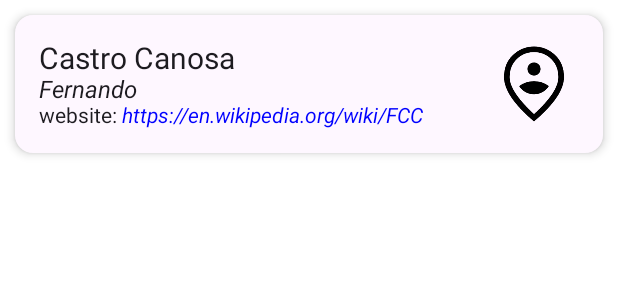
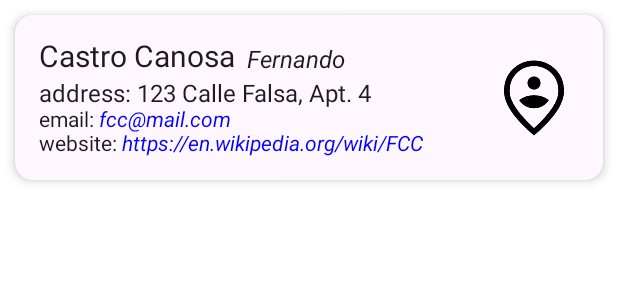
Before and after one commit to fcascan/NewsReaderApp, an Android app built with Jetpack Compose: the @Preview function UserCardPreview, on a phone screen of 412 x 824 dp. Shown: the top 300 px of the screen. Run offline under Robolectric (Android 15) with nearby library versions, the phone set to English and light mode, and no system bars; network calls fail; Roboto replaces fonts that are not available here.

```diff
--- a/app/src/main/java/com/fcascan/newsreaderapp/data/local/dao/UsersDao.kt
+++ b/app/src/main/java/com/fcascan/newsreaderapp/data/local/dao/UsersDao.kt
@@ -12,7 +12,7 @@ interface UsersDao {
     fun getAll(): List<UserLocalEntity>
 
     @Query("SELECT * FROM users_table WHERE id = :id")
-    fun getUserById(id: Long): UserLocalEntity?
+    fun getById(id: Long): UserLocalEntity?
 
     @Insert(onConflict = OnConflictStrategy.REPLACE)
     fun insertList(users: List<UserLocalEntity>)
--- a/app/src/main/java/com/fcascan/newsreaderapp/data/local/entity/UserLocalEntity.kt
+++ b/app/src/main/java/com/fcascan/newsreaderapp/data/local/entity/UserLocalEntity.kt
@@ -2,6 +2,7 @@ package com.fcascan.newsreaderapp.data.local.entity
 
 import androidx.room.Entity
 import androidx.room.PrimaryKey
+import com.fcascan.newsreaderapp.data.network.entity.UserAddress
 import com.fcascan.newsreaderapp.domain.GeoLocationModel
 import com.fcascan.newsreaderapp.domain.UserModel
 import com.google.gson.Gson
@@ -12,6 +13,7 @@ data class UserLocalEntity(
     val id: Long,
     val firstname: String,
     val lastname: String,
+    val address: String,
     val email: String,
     val websiteUrl: String,
     val geoLocation: String
@@ -21,6 +23,7 @@ data class UserLocalEntity(
             id = id,
             firstName = firstname,
             lastName = lastname,
+            address = address,
             email = email,
             websiteUrl = websiteUrl,
             geoLocation = Gson().fromJson(geoLocation, GeoLocationModel::class.java)
--- a/app/src/main/java/com/fcascan/newsreaderapp/data/local/repository/UsersLocalRepository.kt
+++ b/app/src/main/java/com/fcascan/newsreaderapp/data/local/repository/UsersLocalRepository.kt
@@ -4,7 +4,7 @@ import com.fcascan.newsreaderapp.domain.UserModel
 
 interface UsersLocalRepository {
     suspend fun getAll(): List<UserModel>
-    suspend fun getUserById(userId: Long): UserModel?
+    suspend fun getById(userId: Long): UserModel?
     suspend fun insertList(users: List<UserModel>)
     suspend fun deleteAll()
 }
--- a/app/src/main/java/com/fcascan/newsreaderapp/data/local/repository/UsersLocalRepositoryImpl.kt
+++ b/app/src/main/java/com/fcascan/newsreaderapp/data/local/repository/UsersLocalRepositoryImpl.kt
@@ -9,8 +9,8 @@ class UsersLocalRepositoryImpl @Inject constructor(
 ) : UsersLocalRepository {
     override suspend fun getAll(): List<UserModel> = usersDao.getAll().map { it.toUserModel() }
 
-    override suspend fun getUserById(userId: Long): UserModel? {
-        val user = usersDao.getUserById(userId)
+    override suspend fun getById(userId: Long): UserModel? {
+        val user = usersDao.getById(userId)
         return user?.toUserModel()
     }
 
--- a/app/src/main/java/com/fcascan/newsreaderapp/domain/UserModel.kt
+++ b/app/src/main/java/com/fcascan/newsreaderapp/domain/UserModel.kt
@@ -7,6 +7,7 @@ class UserModel(
     val id: Long,
     val firstName: String,
     val lastName: String,
+    val address: String,
     val email: String,
     val websiteUrl: String,
     val geoLocation: GeoLocationModel
@@ -16,6 +17,7 @@ class UserModel(
             id = id,
             firstname = firstName,
             lastname = lastName,
+            address = address,
             email = email,
             websiteUrl = websiteUrl,
             geoLocation = Gson().toJson(geoLocation)
--- a/app/src/main/java/com/fcascan/newsreaderapp/ui/components/UserCard.kt
+++ b/app/src/main/java/com/fcascan/newsreaderapp/ui/components/UserCard.kt
@@ -7,10 +7,12 @@ import androidx.compose.foundation.layout.Arrangement
 import androidx.compose.foundation.layout.Column
 import androidx.compose.foundation.layout.IntrinsicSize
 import androidx.compose.foundation.layout.Row
+import androidx.compose.foundation.layout.Spacer
 import androidx.compose.foundation.layout.fillMaxHeight
 import androidx.compose.foundation.layout.fillMaxWidth
 import androidx.compose.foundation.layout.height
 import androidx.compose.foundation.layout.padding
+import androidx.compose.foundation.layout.width
 import androidx.compose.foundation.shape.RoundedCornerShape
 import androidx.compose.material3.Card
 import androidx.compose.material3.CardDefaults
@@ -37,6 +39,8 @@ import com.fcascan.newsreaderapp.R
 fun UserCard(
     name: String,
     lastName: String,
+    address: String,
+    email: String,
     websiteUrl: String,
     onClick: () -> Unit
 ) {
@@ -67,16 +71,43 @@ fun UserCard(
                     .fillMaxHeight()
                     .weight(0.75f)
             ) {
+                Row(
+                    modifier = Modifier
+                        .fillMaxWidth()
+                        .padding(bottom = 4.dp),
+                    verticalAlignment = Alignment.Bottom
+                ) {
                     Text(
                         maxLines = 1,
                         fontSize = 20.sp,
                         text = lastName
                     )
+                    Spacer(modifier = Modifier.width(8.dp))
                     Text(
                         maxLines = 1,
                         fontSize = 16.sp,
                         fontStyle = FontStyle.Italic,
                         text = name
+                    )
+                }
+                Text(
+                    maxLines = 1,
+                    fontSize = 16.sp,
+                    fontStyle = FontStyle.Normal,
+                    text = "address: $address"
+                )
+                Text(
+                    buildAnnotatedString {
+                        append("email: ")
+                        withLink(
+                            LinkAnnotation.Url(
+                                email,
+                                TextLinkStyles(style = SpanStyle(color = Color.Blue, fontStyle = FontStyle.Italic))
+                            )
+                        ) {
+                            append(email)
+                        }
+                    }
                 )
                 Text(
                     buildAnnotatedString {
@@ -111,6 +142,8 @@ fun UserCardPreview() {
     UserCard(
         name = "Fernando",
         lastName = "Castro Canosa",
+        address = "123 Calle Falsa, Apt. 4",
+        email = "fcc@mail.com",
         websiteUrl = "https://en.wikipedia.org/wiki/FCC",
         onClick = {}
     )
--- a/app/src/main/java/com/fcascan/newsreaderapp/ui/views/UserMapScreen.kt
+++ b/app/src/main/java/com/fcascan/newsreaderapp/ui/views/UserMapScreen.kt
@@ -16,6 +16,7 @@ import androidx.compose.runtime.LaunchedEffect
 import androidx.compose.runtime.collectAsState
 import androidx.compose.ui.Modifier
 import androidx.compose.ui.tooling.preview.Preview
+import androidx.lifecycle.viewmodel.compose.viewModel
 import com.fcascan.newsreaderapp.ui.components.LoadingIndicator
 import com.fcascan.newsreaderapp.ui.viewmodels.UsersMapScreenViewModel
 import com.fcascan.newsreaderapp.use_cases.GetGeoLocationByUserIdUseCase
@@ -103,9 +104,7 @@ fun UserMapScreen(
 fun UserMapScreenPortraitPreview() {
     UserMapScreen(
         userId = 1,
-        viewModel = UsersMapScreenViewModel(
-            GetGeoLocationByUserIdUseCase()
-        ),
+        viewModel = viewModel(),
         navigateBack = {},
     )
 }
--- a/app/src/main/java/com/fcascan/newsreaderapp/ui/views/UsersScreen.kt
+++ b/app/src/main/java/com/fcascan/newsreaderapp/ui/views/UsersScreen.kt
@@ -61,6 +61,8 @@ fun UsersScreen(
                         UserCard(
                             name = item.firstName,
                             lastName = item.lastName,
+                            address = item.address,
+                            email = item.email,
                             websiteUrl = item.websiteUrl,
                             onClick = {
                                 Log.d(TAG, "User clicked -> ${item.id}")
--- a/app/src/main/java/com/fcascan/newsreaderapp/use_cases/FetchNewsFromRemoteUseCase.kt
+++ b/app/src/main/java/com/fcascan/newsreaderapp/use_cases/FetchNewsFromRemoteUseCase.kt
@@ -37,7 +37,7 @@ class FetchNewsFromRemoteUseCase @Inject constructor(
             if (userId == null) {
                 news.author = "Unknown"
             } else {
-                val user = usersRepository.getUserById(userId)
+                val user = usersRepository.getById(userId)
                 val firstName = user?.firstName ?: ""
                 val lastName = user?.lastName ?: ""
                 val author = "$firstName $lastName".trim()
```
Also changed, not shown: app/src/main/java/com/fcascan/newsreaderapp/data/network/entity/UserNetworkEntity.kt (+7 -1 lines), app/src/main/java/com/fcascan/newsreaderapp/use_cases/GetGeoLocationByUserIdUseCase.kt (+9 -3 lines). Lines whose indentation alone changed are shown as unchanged.
